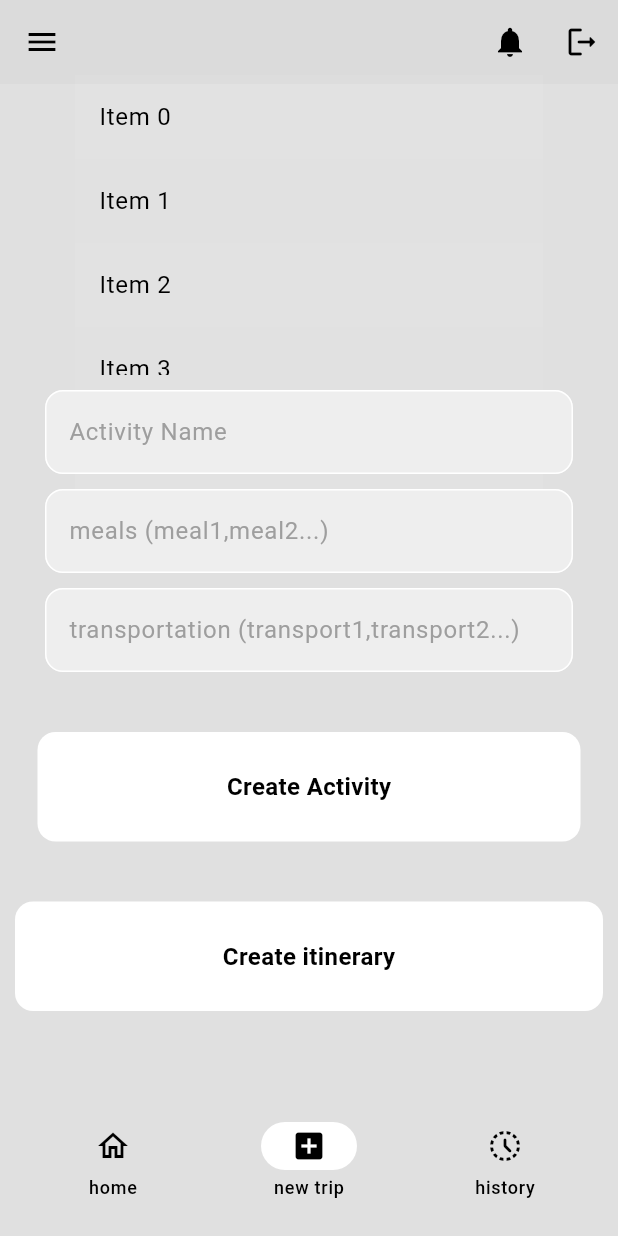
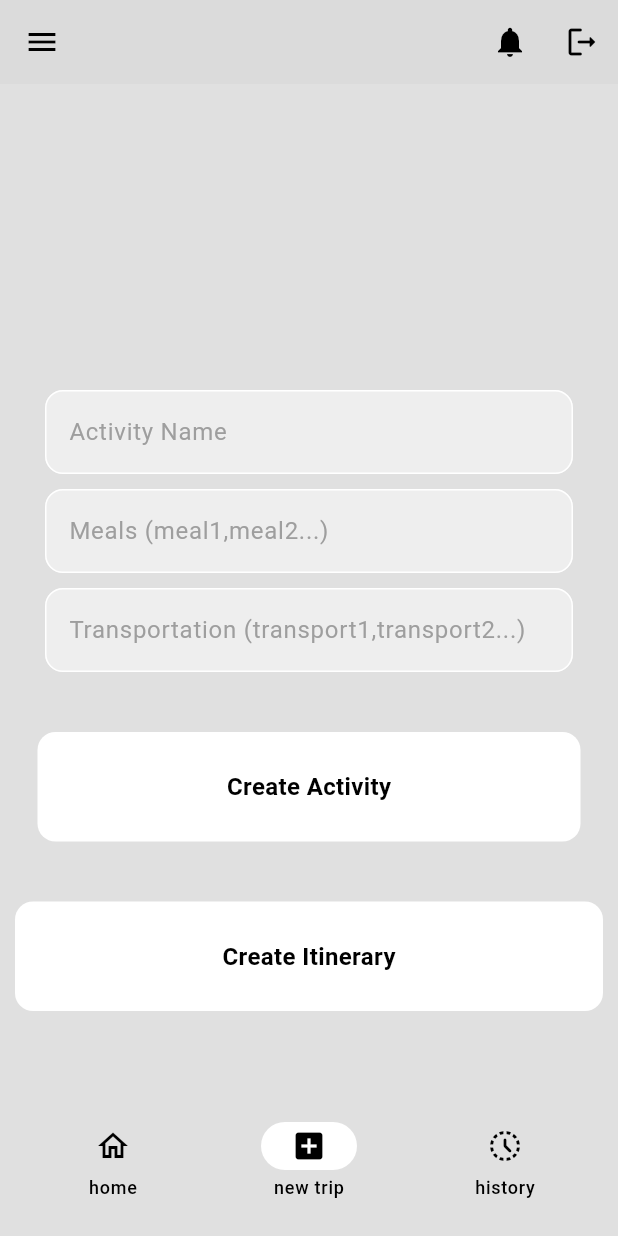
Before and after one commit to nimrit-singh/travelin, a Flutter app: the HomePage screen opened directly, item 2 of the bottom bar chosen, scrolled down 264 dp, after a tap on "Create Activity", on a phone screen of 412 x 824 dp. Run offline on Flutter 3.47's test engine with Material 3 defaults, Android fonts, the phone set to English and light mode, and no system bars; our stand-ins replace cloud_firestore, firebase_auth, firebase_core, flutter_bloc; accounts and stored records are empty.

Commit message:
Update add_trip.dart
updated activity

```diff
--- a/lib/features/trip/presentation/pages/add_trip.dart
+++ b/lib/features/trip/presentation/pages/add_trip.dart
@@ -1,5 +1,4 @@
 import 'dart:ui';
-
 import 'package:flutter/material.dart';
 import 'package:travelin/features/auth/presentation/components/my_button.dart';
 import 'package:travelin/features/auth/presentation/components/my_text_field.dart';
@@ -21,14 +20,41 @@ class _AddTripState extends State<AddTrip> {
   final toController = TextEditingController();
   final List<int> _items = List<int>.generate(5, (int index) => index);
 
-  void addItinerary() {}
-  void addActivity() {}
+  // List to store added activities
+  List<String> activitiesList = [];
+
+  void addItinerary() {
+    // Add itinerary creation logic
+    final itinerary = {
+      'title': titleController.text,
+      'from': fromController.text,
+      'to': toController.text,
+      'location': tlController.text,
+      'activities': activitiesList,
+    };
+
+    // For example, you can print the itinerary to the console
+    print('Itinerary Created: $itinerary');
+    // You could also save the itinerary to a database or perform other operations
+  }
+
+  void addActivity() {
+    // Ensure that the activity is not empty
+    if (activityController.text.isNotEmpty) {
+      setState(() {
+        activitiesList.add(activityController.text);
+      });
+      activityController.clear();
+    }
+  }
+
   @override
   Widget build(BuildContext context) {
     final ColorScheme colorScheme = Theme.of(context).colorScheme;
     final Color oddItemColor = colorScheme.secondary.withOpacity(0.05);
     final Color evenItemColor = colorScheme.secondary.withOpacity(0.15);
     final Color draggableItemColor = colorScheme.secondary;
+
     Widget proxyDecorator(
         Widget child, int index, Animation<double> animation) {
       return AnimatedBuilder(
@@ -46,6 +72,7 @@ class _AddTripState extends State<AddTrip> {
         child: child,
       );
     }
+
     return SingleChildScrollView(
       child: Container(
         padding: EdgeInsets.symmetric(horizontal: 10),
@@ -62,7 +89,9 @@ class _AddTripState extends State<AddTrip> {
             const SizedBox(height: 25),
             Container(
                 width: 350.00,
-              child: Row(mainAxisSize: MainAxisSize.max, children: [
+                child: Row(
+                  mainAxisSize: MainAxisSize.max,
+                  children: [
                     Expanded(
                       child: MyTextField(
                           controller: fromController,
@@ -77,32 +106,40 @@ class _AddTripState extends State<AddTrip> {
                             controller: toController,
                             hintText: 'To (DD-MM-YYY)',
                             obscureText: false))
-              ])),
+                  ],
+                )),
             const SizedBox(
               height: 15,
             ),
             Container(
               padding: EdgeInsets.symmetric(horizontal: 20),
-            child: Column(children: [
+              child: Column(
+                children: [
                   MyTextField(
                       controller: tlController,
                       hintText: 'Trip location',
                       obscureText: false),
-              // Text('Calendar Selector'),
                   const SizedBox(
                     height: 20,
                   ),
+                  // ReorderableListView displaying added activities
                   Container(
                     height: 200,
-                  child:Flex(direction: Axis.vertical,children: [ Expanded(child: ReorderableListView(
+                    child: Flex(
+                      direction: Axis.vertical,
+                      children: [
+                        Expanded(
+                          child: ReorderableListView(
                             padding: const EdgeInsets.symmetric(horizontal: 20),
                             proxyDecorator: proxyDecorator,
                             children: <Widget>[
-                      for (int index = 0; index < _items.length; index += 1)
+                              for (int index = 0; index < activitiesList.length; index++)
                                 ListTile(
                                   key: Key('$index'),
-                          tileColor: _items[index].isOdd ? oddItemColor : evenItemColor,
-                          title: Text('Item ${_items[index]}'),
+                                  tileColor: index.isOdd
+                                      ? oddItemColor
+                                      : evenItemColor,
+                                  title: Text(activitiesList[index]),
                                 ),
                             ],
                             onReorder: (int oldIndex, int newIndex) {
@@ -110,66 +147,69 @@ class _AddTripState extends State<AddTrip> {
                                 if (oldIndex < newIndex) {
                                   newIndex -= 1;
                                 }
-                        final int item = _items.removeAt(oldIndex);
-                        _items.insert(newIndex, item);
+                                final String activity = activitiesList.removeAt(oldIndex);
+                                activitiesList.insert(newIndex, activity);
                               });
                             },
-                  )
-                  )],)
                           ),
-
+                        ),
+                      ],
+                    ),
+                  ),
                   const SizedBox(
                     height: 10,
                   ),
-              Container(
-                child: Column(
+                  Column(
                     children: [
                       MyTextField(
                           controller: activityController,
                           hintText: 'Activity Name',
                           obscureText: false),
-                    // Text('Calendar Selector'),
                       const SizedBox(
                         height: 10,
                       ),
-
                       MyTextField(
                           controller: mealController,
-                        hintText: 'meals (meal1,meal2...)',
+                          hintText: 'Meals (meal1,meal2...)',
                           obscureText: false),
-                    // Text('Calendar Selector'),
                       const SizedBox(
                         height: 10,
                       ),
-
                       MyTextField(
                           controller: transportController,
-                        hintText: 'transportation (transport1,transport2...)',
+                          hintText: 'Transportation (transport1,transport2...)',
                           obscureText: false),
-                    // Text('Calendar Selector'),
                       const SizedBox(
                         height: 10,
                       ),
                     ],
                   ),
+                ],
               ),
-            ]),
             ),
             const SizedBox(
               height: 30,
             ),
             Container(
               padding: EdgeInsets.symmetric(horizontal: 15),
-              child: MyButton(text: "Create Activity", onTap: addActivity)),
+              child: MyButton(
+                text: "Create Activity",
+                onTap: addActivity,
+              ),
+            ),
             const SizedBox(
               height: 40,
             ),
-          MyButton(text: "Create itinerary", onTap: addItinerary),
+            MyButton(
+              text: "Create Itinerary",
+              onTap: addItinerary,
+            ),
             const SizedBox(
               height: 50,
             ),
           ],
         ),
-    ));
+      ),
+    );
   }
 }
```
Lines whose indentation alone changed are shown as unchanged.
